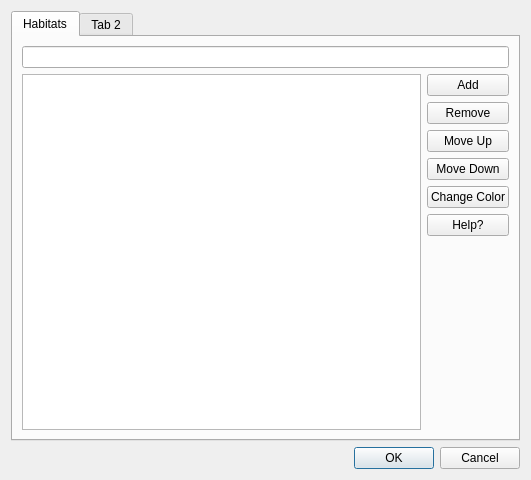
Before: the Qt Designer form temp/prefTester/testpref.ui in jkibele/benthic_photo_survey, drawn with Qt 5.
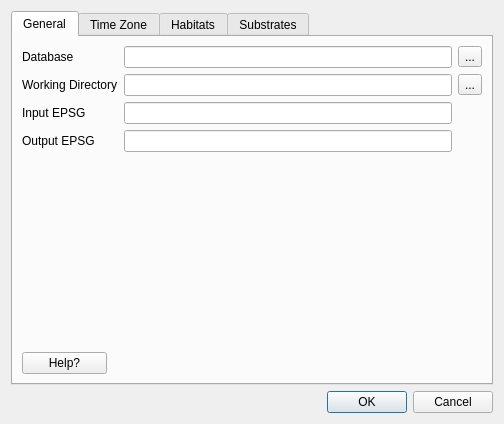
After: the same form once the commit is applied. Custom widgets are drawn as their Qt base class.

Commit message: Okay, I think my preference dialog is nearly done. ...at least the habitats tab is and that was the most difficult part. I think I'm going to make another branch and integrate the prefs dialog with the rest of the project.

Patch:
```diff
--- a/temp/prefTester/testpref.ui
+++ b/temp/prefTester/testpref.ui
@@ -6,8 +6,8 @@
    <rect>
     <x>0</x>
     <y>0</y>
-    <width>531</width>
-    <height>480</height>
+    <width>504</width>
+    <height>424</height>
    </rect>
   </property>
   <property name="windowTitle">
@@ -19,12 +19,197 @@
      <property name="currentIndex">
       <number>0</number>
      </property>
+     <widget class="QWidget" name="generalTab">
+      <attribute name="title">
+       <string>General</string>
+      </attribute>
+      <layout class="QGridLayout" name="gridLayout_2">
+       <item row="1" column="0">
+        <widget class="QLabel" name="workingDirLabel">
+         <property name="text">
+          <string>Working Directory</string>
+         </property>
+        </widget>
+       </item>
+       <item row="3" column="1">
+        <widget class="QLineEdit" name="outputEPSGLineEdit"/>
+       </item>
+       <item row="4" column="0">
+        <spacer name="verticalSpacer_2">
+         <property name="orientation">
+          <enum>Qt::Vertical</enum>
+         </property>
+         <property name="sizeHint" stdset="0">
+          <size>
+           <width>20</width>
+           <height>154</height>
+          </size>
+         </property>
+        </spacer>
+       </item>
+       <item row="5" column="0">
+        <widget class="QPushButton" name="pushButton">
+         <property name="maximumSize">
+          <size>
+           <width>85</width>
+           <height>16777215</height>
+          </size>
+         </property>
+         <property name="text">
+          <string>Help?</string>
+         </property>
+        </widget>
+       </item>
+       <item row="2" column="0">
+        <widget class="QLabel" name="inputEPSGLabel">
+         <property name="text">
+          <string>Input EPSG</string>
+         </property>
+        </widget>
+       </item>
+       <item row="0" column="2">
+        <widget class="QToolButton" name="toolButton">
+         <property name="text">
+          <string>...</string>
+         </property>
+        </widget>
+       </item>
+       <item row="1" column="1">
+        <widget class="QLineEdit" name="workingDirLineEdit">
+         <property name="readOnly">
+          <bool>true</bool>
+         </property>
+        </widget>
+       </item>
+       <item row="2" column="1">
+        <widget class="QLineEdit" name="lineEdit_3"/>
+       </item>
+       <item row="1" column="2">
+        <widget class="QToolButton" name="toolButton_2">
+         <property name="text">
+          <string>...</string>
+         </property>
+        </widget>
+       </item>
+       <item row="0" column="0">
+        <widget class="QLabel" name="databaseLabel">
+         <property name="text">
+          <string>Database</string>
+         </property>
+        </widget>
+       </item>
+       <item row="3" column="0">
+        <widget class="QLabel" name="outputEPSGLabel">
+         <property name="text">
+          <string>Output EPSG</string>
+         </property>
+        </widget>
+       </item>
+       <item row="0" column="1">
+        <widget class="QLineEdit" name="databaseLineEdit">
+         <property name="readOnly">
+          <bool>true</bool>
+         </property>
+        </widget>
+       </item>
+      </layout>
+     </widget>
+     <widget class="QWidget" name="timezoneTab">
+      <attribute name="title">
+       <string>Time Zone</string>
+      </attribute>
+      <layout class="QGridLayout" name="gridLayout_3">
+       <item row="0" column="0" colspan="2">
+        <widget class="QLabel" name="label">
+         <property name="text">
+          <string>Choose the time zone you are working in</string>
+         </property>
+        </widget>
+       </item>
+       <item row="1" column="0" colspan="2">
+        <widget class="KTimeZoneWidget" name="ktimezonewidget">
+         <column>
+          <property name="text">
+           <string notr="true">1</string>
+          </property>
+         </column>
+         <column>
+          <property name="text">
+           <string notr="true">2</string>
+          </property>
+         </column>
+         <column>
+          <property name="text">
+           <string notr="true">3</string>
+          </property>
+         </column>
+        </widget>
+       </item>
+       <item row="2" column="0">
+        <widget class="QPushButton" name="pushButton_2">
+         <property name="text">
+          <string>Help?</string>
+         </property>
+        </widget>
+       </item>
+       <item row="2" column="1">
+        <spacer name="horizontalSpacer">
+         <property name="orientation">
+          <enum>Qt::Horizontal</enum>
+         </property>
+         <property name="sizeHint" stdset="0">
+          <size>
+           <width>370</width>
+           <height>20</height>
+          </size>
+         </property>
+        </spacer>
+       </item>
+      </layout>
+     </widget>
      <widget class="QWidget" name="habitatTab">
       <attribute name="title">
        <string>Habitats</string>
       </attribute>
       <layout class="QGridLayout" name="gridLayout">
-       <item row="1" column="1">
+       <item row="0" column="0" rowspan="3">
+        <widget class="QTableWidget" name="habTableWidget">
+         <property name="sizePolicy">
+          <sizepolicy hsizetype="Expanding" vsizetype="Expanding">
+           <horstretch>0</horstretch>
+           <verstretch>0</verstretch>
+          </sizepolicy>
+         </property>
+         <property name="minimumSize">
+          <size>
+           <width>347</width>
+           <height>0</height>
+          </size>
+         </property>
+         <property name="selectionBehavior">
+          <enum>QAbstractItemView::SelectRows</enum>
+         </property>
+         <property name="columnCount">
+          <number>3</number>
+         </property>
+         <attribute name="horizontalHeaderCascadingSectionResizes">
+          <bool>true</bool>
+         </attribute>
+         <attribute name="horizontalHeaderDefaultSectionSize">
+          <number>110</number>
+         </attribute>
+         <attribute name="horizontalHeaderStretchLastSection">
+          <bool>true</bool>
+         </attribute>
+         <attribute name="verticalHeaderVisible">
+          <bool>false</bool>
+         </attribute>
+         <column/>
+         <column/>
+         <column/>
+        </widget>
+       </item>
+       <item row="0" column="1">
         <layout class="QVBoxLayout" name="verticalLayout">
          <item>
           <widget class="QPushButton" name="habAddButton">
@@ -57,20 +242,13 @@
          <item>
           <widget class="QPushButton" name="habColorButton">
            <property name="text">
-            <string>Change Color</string>
-           </property>
-          </widget>
-         </item>
-         <item>
-          <widget class="QPushButton" name="habHelpButton">
-           <property name="text">
-            <string>Help?</string>
+            <string>Choose Color</string>
            </property>
           </widget>
          </item>
         </layout>
        </item>
-       <item row="2" column="1">
+       <item row="1" column="1">
         <spacer name="verticalSpacer">
          <property name="orientation">
           <enum>Qt::Vertical</enum>
@@ -83,17 +261,18 @@
          </property>
         </spacer>
        </item>
-       <item row="0" column="0" colspan="2">
-        <widget class="QLineEdit" name="habLineEdit"/>
-       </item>
-       <item row="1" column="0" rowspan="2">
-        <widget class="QTableWidget" name="habTableWidget"/>
+       <item row="2" column="1">
+        <widget class="QPushButton" name="habHelpButton">
+         <property name="text">
+          <string>Help?</string>
+         </property>
+        </widget>
        </item>
       </layout>
      </widget>
      <widget class="QWidget" name="tab_2">
       <attribute name="title">
-       <string>Tab 2</string>
+       <string>Substrates</string>
       </attribute>
      </widget>
     </widget>
@@ -110,6 +289,18 @@
    </item>
   </layout>
  </widget>
+ <customwidgets>
+  <customwidget>
+   <class>KEditListWidget</class>
+   <extends>QWidget</extends>
+   <header>keditlistwidget.h</header>
+  </customwidget>
+  <customwidget>
+   <class>KTimeZoneWidget</class>
+   <extends>QTreeWidget</extends>
+   <header>ktimezonewidget.h</header>
+  </customwidget>
+ </customwidgets>
  <resources/>
  <connections>
   <connection>
```
Left out of the diff: 193 changed lines with no effect on the pictures. The commit also changes 2 other files.
